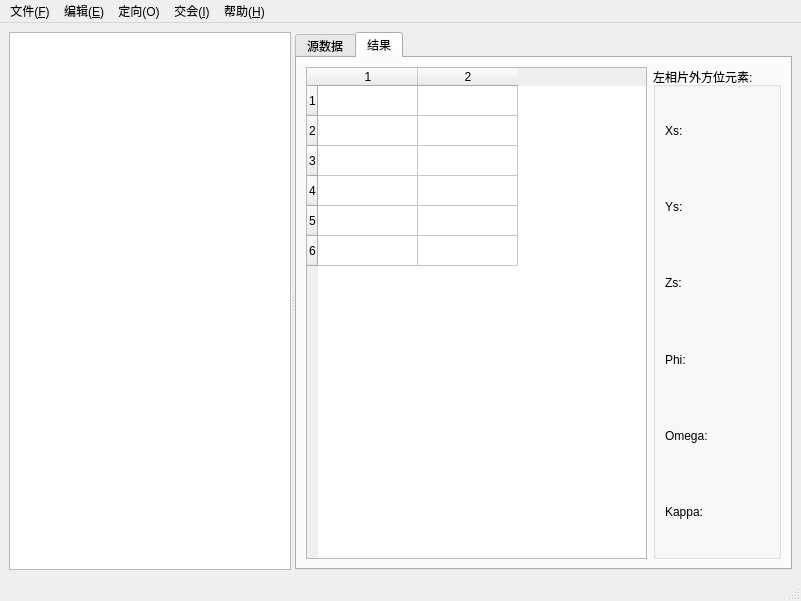
Before: the Qt Designer form ui/photogrammetrybase.ui in crackey/photogrammetry, drawn with Qt 5.
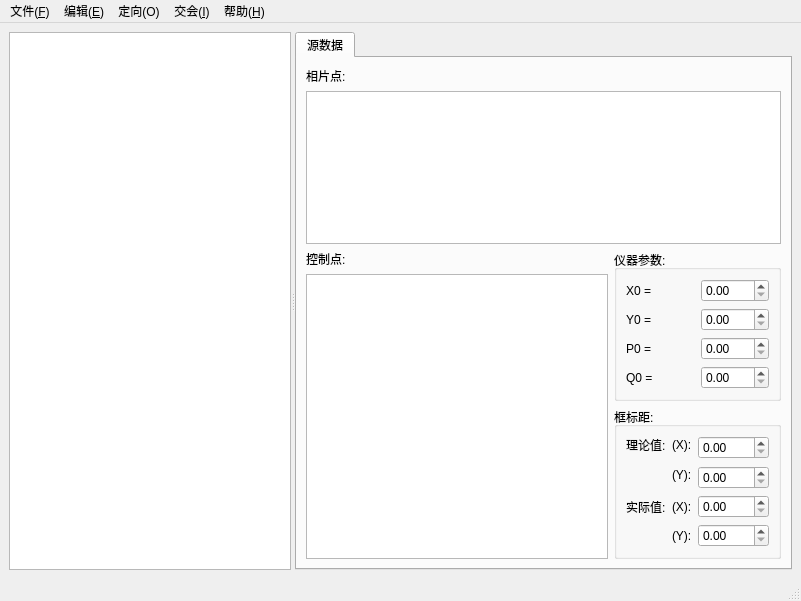
After: the same form once the commit is applied. The open tabs and pages were chosen to show the change.

Commit message: intersection output ui

```diff
--- a/ui/photogrammetrybase.ui
+++ b/ui/photogrammetrybase.ui
@@ -263,89 +263,6 @@
          </item>
         </layout>
        </widget>
-       <widget class="QWidget" name="tabOutput" >
-        <attribute name="title" >
-         <string>结果</string>
-        </attribute>
-        <layout class="QHBoxLayout" name="horizontalLayout" >
-         <item>
-          <widget class="QTableWidget" name="lorientTableWidget" >
-           <property name="rowCount" >
-            <number>6</number>
-           </property>
-           <property name="columnCount" >
-            <number>2</number>
-           </property>
-           <row/>
-           <row/>
-           <row/>
-           <row/>
-           <row/>
-           <row/>
-           <column/>
-           <column/>
-          </widget>
-         </item>
-         <item>
-          <widget class="QGroupBox" name="groupBox" >
-           <property name="title" >
-            <string>左相片外方位元素:</string>
-           </property>
-           <layout class="QGridLayout" name="gridLayout_4" >
-            <item row="0" column="0" >
-             <widget class="QLabel" name="label_3" >
-              <property name="text" >
-               <string>Xs:</string>
-              </property>
-             </widget>
-            </item>
-            <item row="1" column="0" >
-             <widget class="QLabel" name="label_4" >
-              <property name="text" >
-               <string>Ys:</string>
-              </property>
-             </widget>
-            </item>
-            <item row="2" column="0" >
-             <widget class="QLabel" name="label_5" >
-              <property name="text" >
-               <string>Zs:</string>
-              </property>
-             </widget>
-            </item>
-            <item row="3" column="0" >
-             <widget class="QLabel" name="label_6" >
-              <property name="text" >
-               <string>Phi:</string>
-              </property>
-             </widget>
-            </item>
-            <item row="4" column="0" >
-             <widget class="QLabel" name="label_8" >
-              <property name="text" >
-               <string>Omega:</string>
-              </property>
-             </widget>
-            </item>
-            <item row="5" column="0" >
-             <widget class="QLabel" name="label_7" >
-              <property name="text" >
-               <string>Kappa:</string>
-              </property>
-             </widget>
-            </item>
-           </layout>
-           <zorder>label_3</zorder>
-           <zorder>label_4</zorder>
-           <zorder>label_5</zorder>
-           <zorder>label_6</zorder>
-           <zorder>label_8</zorder>
-           <zorder>label_7</zorder>
-           <zorder>lorientTableWidget</zorder>
-          </widget>
-         </item>
-        </layout>
-       </widget>
       </widget>
      </widget>
     </item>
```
Left out of the diff: 2 changed lines with no effect on the pictures. The commit also changes 10 other files.
